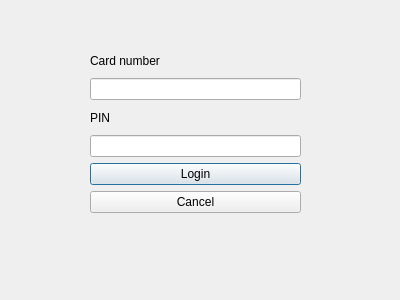
Above: bank-automat/LoginDialog.ui from Llaamari/bank-automat-system before the change. Below: the same form after it.
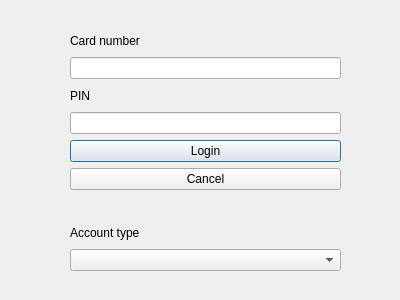
That is the form after the change.

Commit message: Backend /auth/login palauttaa accounts[], Qt LoginDialogiin tehty Debit/Credit -valinta, ApiClient login palauttaa accounts[], MainWindowiin tehty "Mode: Debit/Credit"

What changed in the file:
```diff
--- a/bank-automat/LoginDialog.ui
+++ b/bank-automat/LoginDialog.ui
@@ -16,10 +16,10 @@
   <widget class="QWidget" name="widget" native="true">
    <property name="geometry">
     <rect>
-     <x>90</x>
-     <y>50</y>
-     <width>211</width>
-     <height>191</height>
+     <x>70</x>
+     <y>30</y>
+     <width>271</width>
+     <height>241</height>
     </rect>
    </property>
    <layout class="QVBoxLayout" name="verticalLayout">
@@ -98,6 +98,16 @@
       </property>
      </widget>
     </item>
+    <item>
+     <widget class="QLabel" name="roleLabel">
+      <property name="text">
+       <string>Account type</string>
+      </property>
+     </widget>
+    </item>
+    <item>
+     <widget class="QComboBox" name="roleComboBox"/>
+    </item>
    </layout>
   </widget>
  </widget>
```
The commit also changes 10 other files.
